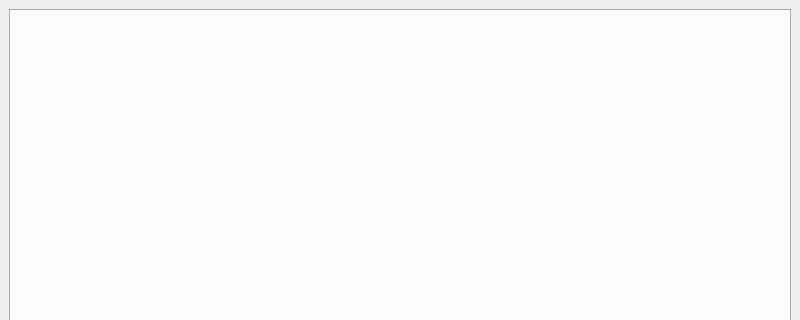
Old version of the form lierre/ui/window.ui in the repository hydrargyrum/lierre; both pictures show x 0 to 800 and y 0 to 320 of the 800 by 600 pixel window.
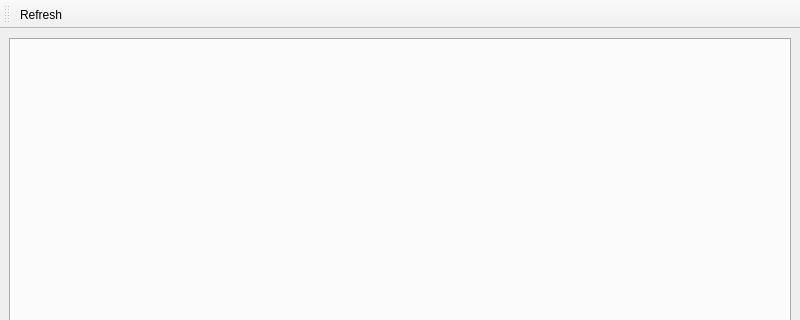
New version of the form. Icons and pictures are not drawn. Custom widgets are drawn as their Qt base class.

Commit message:
add a refresh button which will start notmuch-new and a plugin system
For now, plugins have to be entrypoints to lierre.plugins.fetchers. A
class object should be advertised with a few methods.

To enable a plugin, config should contain

  [plugins]
  fetchers = list of names

  [fetcher:a name]
  ep_name = name of the entrypoint
  name = a name
  a key = a value for the plugin

```diff
--- a/lierre/ui/window.ui
+++ b/lierre/ui/window.ui
@@ -35,6 +35,26 @@
    </property>
   </widget>
   <widget class="QStatusBar" name="statusbar"/>
+  <widget class="QToolBar" name="toolBar">
+   <property name="windowTitle">
+    <string>toolBar</string>
+   </property>
+   <attribute name="toolBarArea">
+    <enum>TopToolBarArea</enum>
+   </attribute>
+   <attribute name="toolBarBreak">
+    <bool>false</bool>
+   </attribute>
+   <addaction name="actionRefresh"/>
+  </widget>
+  <action name="actionRefresh">
+   <property name="icon">
+    <iconset theme="view-refresh"/>
+   </property>
+   <property name="text">
+    <string>Refresh</string>
+   </property>
+  </action>
  </widget>
  <customwidgets>
   <customwidget>
```
The commit also changes 9 other files.
